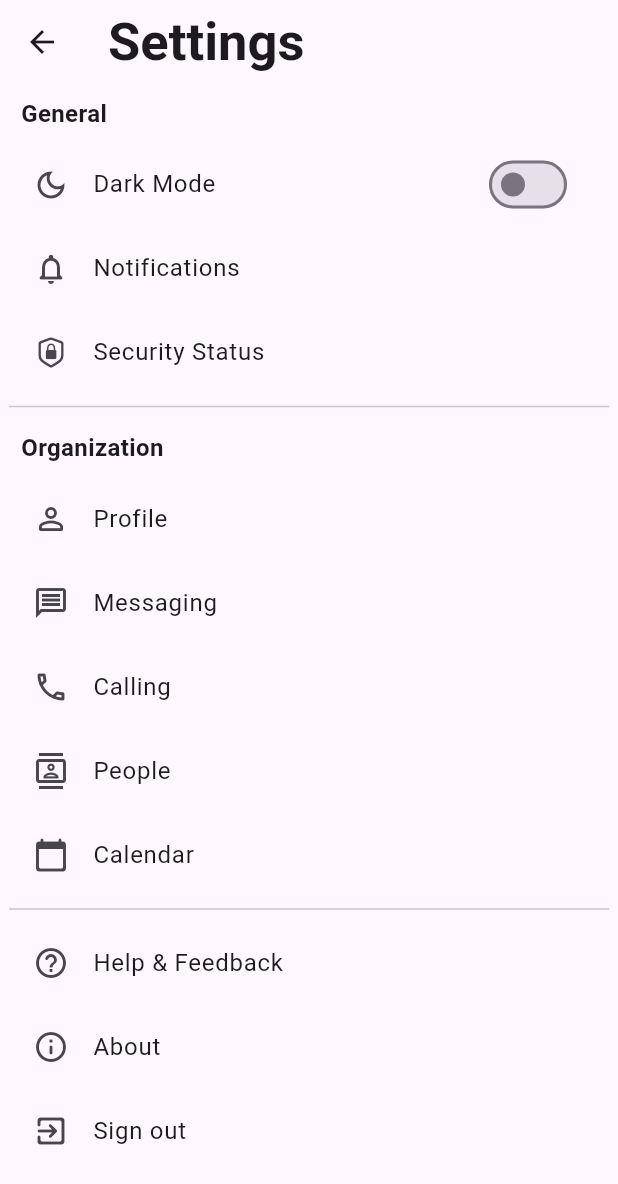
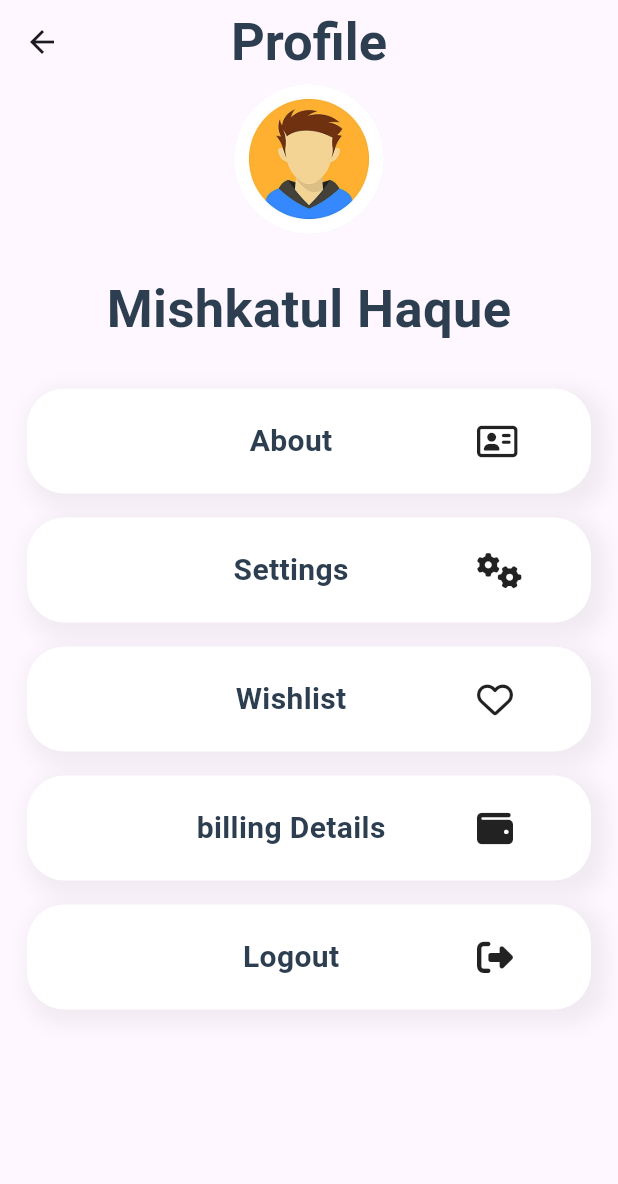
Before and after one commit to SimoHimo/Yokubo, a Flutter app: the ProfilePage screen opened directly, on a phone screen of 412 x 824 dp. Shown: the top 1184 px of the screen. Run offline on Flutter 3.47's test engine with Material 2 defaults, Android fonts, the phone set to English and light mode, and no system bars; our stand-ins replace carousel_slider, custom_radio_grouped_button, font_awesome_flutter, get, google_fonts; network calls fail.

Commit message:
profile page

```diff
--- a/lib/pages/Cart/cart_page_controller.dart
+++ b/lib/pages/Cart/cart_page_controller.dart
@@ -1,41 +1,41 @@
 import 'package:get/get.dart';
 import 'package:yokubo/pages/Home/model_class.dart';
 
-class CartPageController extends GetxController{
+class CartPageController extends GetxController {
+  var productsmap = {}.obs;
+
+  void addProduct(Products products) {
+    if (productsmap.containsKey(products)) {
+      productsmap[products] += 1;
+    } else {
+      productsmap[products] = 1;
+    }
+    Get.snackbar(
+      "Product Added", "You Have Added ${products.title} to the cart",
+      //snackPosition: SnackPosition.TOP,
+      duration: const Duration(seconds: 1),
+    );
+  }
+
+  void removeProduct(Products products) {
+    if (productsmap.containsKey(products) && productsmap[products] == 1) {
+      productsmap.removeWhere((key, value) => key == products);
+    } else {
+      productsmap[products] -= 1;
+    }
+    Get.snackbar(
+      "Product Removed", "You Have Removed ${products.title} from the cart",
+      //snackPosition: SnackPosition.TOP,
+      duration: const Duration(seconds: 1),
+    );
+  }
+
+  get productTotal => productsmap.entries
+      .map((products) => products.key.price * products.value)
+      .toList();
 
 
- var productsmap = {}.obs;
-
-
- void addProduct(Products products){
-  if(productsmap.containsKey(products)){
-   productsmap[products] +=1;
-  }
-  else{
-   productsmap[products]=1;
-  }
-  Get.snackbar("Product Added", "You Have Added ${products.title} to the cart",
-   //snackPosition: SnackPosition.TOP,
-   duration: const Duration(seconds: 1),
-
-  );
-
- }
-
- void removeProduct(Products products){
-  if(productsmap.containsKey(products)&&productsmap[products]==1){
-   productsmap.removeWhere((key, value) => key ==products);
-  }
-  else{
-   productsmap[products] -=1;
-  }
-  Get.snackbar("Product Removed", "You Have Removed ${products.title} from the cart",
-   //snackPosition: SnackPosition.TOP,
-   duration: const Duration(seconds: 1),
-
-  );
-
- }
-
-
+  get total => productsmap.entries
+      .map((products) => products.key.price * products.value)
+      .toList().reduce((value, element) => value + element).toStringAsFixed(2);
 }
--- a/lib/pages/Dashboard/dashboard.dart
+++ b/lib/pages/Dashboard/dashboard.dart
@@ -5,7 +5,7 @@ import 'package:yokubo/pages/Dashboard/dashboard_controller.dart';
 import '../../custom_animated_bottom_bar.dart';
 import '../Cart/cart_page.dart';
 import '../Home/homepage.dart';
-import '../Messeges/messege_page.dart';
+import '../Notifications/notification_page.dart';
 import '../Profile/profile_page.dart';
 
 
--- a/lib/pages/Dashboard/dashboard_binding.dart
+++ b/lib/pages/Dashboard/dashboard_binding.dart
@@ -2,7 +2,7 @@ import 'package:get/get.dart';
 import 'package:yokubo/pages/Cart/cart_page_controller.dart';
 import 'package:yokubo/pages/Dashboard/dashboard_controller.dart';
 import 'package:yokubo/pages/Home/homepage_controller.dart';
-import 'package:yokubo/pages/Messeges/messege_page_controller.dart';
+import 'package:yokubo/pages/Notifications/notification_page_controller.dart';
 import 'package:yokubo/pages/Profile/profile_page_controller.dart';
 
 class DashboardBinding extends Bindings{
--- a/lib/pages/Messeges/messege_page.dart
+++ b/lib/pages/Notifications/notification_page.dart
@@ -72,7 +72,6 @@ class _NotificationPageState extends State<NotificationPage> {
             itemCount: notifications.length,
             itemBuilder: (context, index) {
               var notification = notifications[index];
-              var notificationId = notification['notification_id'];
               var timestamp = notification['timestamp'];
               var message = notification['message'];
               return Padding(
@@ -83,7 +82,7 @@ class _NotificationPageState extends State<NotificationPage> {
                     onTap: () {},
                     title: Text(message,style: const TextStyle(fontWeight: FontWeight.w600),),
                     subtitle: Text(timestamp.toString()),
-                    leading: notificationId%3==0?const Text("messege"):const Text("Notification"),
+                    leading:const Text("Notification"),
                   ),
                 ),
               );
--- a/lib/pages/Profile/profile_page.dart
+++ b/lib/pages/Profile/profile_page.dart
@@ -1,130 +1,129 @@
 import 'package:flutter/material.dart';
-import 'package:flutter/cupertino.dart';
+import 'package:font_awesome_flutter/font_awesome_flutter.dart';
+import 'package:get/get.dart';
+import 'package:yokubo/pages/Profile/settings_page.dart';
 
 class ProfilePage extends StatefulWidget {
-  const ProfilePage({Key? key}) : super(key: key);
+  const ProfilePage({super.key});
 
   @override
   State<ProfilePage> createState() => _ProfilePageState();
 }
 
 class _ProfilePageState extends State<ProfilePage> {
-  bool _isDark = false;
+  List<String> profileitems = [
+    "About",
+    "Settings",
+    "Wishlist",
+    "billing Details",
+    "Logout"
+  ];
+
+  List<IconData> profileicons = [
+    FontAwesomeIcons.addressCard,
+    FontAwesomeIcons.gears,
+    FontAwesomeIcons.heart,
+    FontAwesomeIcons.wallet,
+    FontAwesomeIcons.rightFromBracket
+  ];
+
+  List buttonsfunction = [
+    () {},
+    () {Get.to(()=>const SettingsPage(),transition: Transition.leftToRightWithFade);},
+    () {},
+    () {},
+    () {},
+  ];
+
   @override
   Widget build(BuildContext context) {
-    return Theme(
-      data: _isDark ? ThemeData.dark(useMaterial3: true) : ThemeData.light( useMaterial3: true),
-      child: Scaffold(
-        appBar: AppBar(title: const Text("Settings",style: TextStyle(fontSize: 35, fontWeight: FontWeight.bold,),),),
-        body: Center(
+    return Scaffold(
+      appBar: AppBar(
+        centerTitle: true,
+        title: const Text(
+          "Profile",
+          style: TextStyle(
+              fontSize: 35,
+              fontWeight: FontWeight.bold,
+              color: Color(0xff2c3e50)),
+        ),
+      ),
+      body: SingleChildScrollView(
+        child: Column(
+          crossAxisAlignment: CrossAxisAlignment.center,
+          mainAxisAlignment: MainAxisAlignment.center,
+          children: [
+            const CircleAvatar(
+              backgroundImage: AssetImage("assets/images/profilepicture.jpg"),
+                radius: 50,),
+            const Padding(
+              padding: EdgeInsets.only(top: 25),
+              child: Text(
+                "Mishkatul Haque",
+                style: TextStyle(
+                    fontSize: 35,
+                    fontWeight: FontWeight.bold,
+                    color: Color(0xff2c3e50)),
+              ),
+            ),
+            Padding(
+              padding: const EdgeInsets.symmetric(vertical: 20, horizontal: 10),
+              child: ListView.builder(
+                  itemCount: profileitems.length,
+                  shrinkWrap: true,
+                  itemBuilder: (context, index) {
+                    return InkWell(
+                      onTap: buttonsfunction[index],
+                      child: Padding(
+                        padding: const EdgeInsets.all(8.0),
                         child: Container(
-            constraints: const BoxConstraints(maxWidth: 400),
-            child: ListView(
-              children: [
-                _SingleSection(
-                  title: "General",
-                  children: [
-                    _CustomListTile(
-                        title: "Dark Mode",
-                        icon: Icons.dark_mode_outlined,
-                        trailing: Switch(
-                            value: _isDark,
-                            onChanged: (value) {
-                              setState(() {
-                                _isDark = value;
-                              });
-                            })),
-                    const _CustomListTile(
-                        title: "Notifications",
-                        icon: Icons.notifications_none_rounded),
-                    const _CustomListTile(
-                        title: "Security Status",
-                        icon: CupertinoIcons.lock_shield),
+                          padding: const EdgeInsets.all(7),
+                          decoration: BoxDecoration(
+                            borderRadius: BorderRadius.circular(25),
+                            //border: Border.all(color: black, width: 5),
+                            color: Colors.white,
+                            boxShadow: [
+                              BoxShadow(
+                                color: Colors.black.withOpacity(0.05),
+                                blurRadius: 10.0, // soften the shadow
+                                spreadRadius: 5.0, //extend the shadow
+                                offset: const Offset(
+                                  5.0, // Move to right 10  horizontally
+                                  5.0, // Move to bottom 10 Vertically
+                                ),
+                              )
                             ],
                           ),
-                const Divider(),
-                const _SingleSection(
-                  title: "Organization",
+                          height: 70,
+                          child: Padding(
+                            padding: const EdgeInsets.symmetric(horizontal: 45),
+                            child: Row(
+                              crossAxisAlignment: CrossAxisAlignment.center,
+                              mainAxisAlignment: MainAxisAlignment.spaceAround,
                               children: [
-                    _CustomListTile(
-                        title: "Profile", icon: Icons.person_outline_rounded),
-                    _CustomListTile(
-                        title: "Messaging", icon: Icons.message_outlined),
-                    _CustomListTile(
-                        title: "Calling", icon: Icons.phone_outlined),
-                    _CustomListTile(
-                        title: "People", icon: Icons.contacts_outlined),
-                    _CustomListTile(
-                        title: "Calendar", icon: Icons.calendar_today_rounded)
-                  ],
+                                Expanded(
+                                  child: Center(
+                                    child: Text(
+                                      profileitems[index],
+                                      style: const TextStyle(
+                                          fontSize: 20,
+                                          fontWeight: FontWeight.bold,
+                                          color: Color(0xff2c3e50)),
                                     ),
-                const Divider(),
-                const _SingleSection(
-                  children: [
-                    _CustomListTile(
-                        title: "Help & Feedback",
-                        icon: Icons.help_outline_rounded),
-                    _CustomListTile(
-                        title: "About", icon: Icons.info_outline_rounded),
-                    _CustomListTile(
-                        title: "Sign out", icon: Icons.exit_to_app_rounded),
-                  ],
                                   ),
+                                ),
+                                Icon(profileicons[index])
                               ],
                             ),
                           ),
                         ),
                       ),
                     );
-  }
-}
-
-class _CustomListTile extends StatelessWidget {
-  final String title;
-  final IconData icon;
-  final Widget? trailing;
-  const _CustomListTile(
-      {Key? key, required this.title, required this.icon, this.trailing})
-      : super(key: key);
-
-  @override
-  Widget build(BuildContext context) {
-    return ListTile(
-      title: Text(title),
-      leading: Icon(icon),
-      trailing: trailing,
-      onTap: () {},
+                  }),
+            )
+          ],
+        ),
+      ),
     );
   }
 }
-
-class _SingleSection extends StatelessWidget {
-  final String? title;
-  final List<Widget> children;
-  const _SingleSection({
-    Key? key,
-    this.title,
-    required this.children,
-  }) : super(key: key);
-
-  @override
-  Widget build(BuildContext context) {
-    return Column(
-      mainAxisAlignment: MainAxisAlignment.start,
-      crossAxisAlignment: CrossAxisAlignment.start,
-      children: [
-        if (title != null)
-          Padding(
-            padding: const EdgeInsets.all(8.0),
-            child: Text(
-              title!,
-                style: const TextStyle(fontSize: 16, fontWeight: FontWeight.bold),
-            ),
-          ),
-        Column(
-          children: children,
-        ),
-      ],
-    );
-  }
-}
```
Also changed, not shown: lib/pages/Cart/cart_page.dart (+72 -30 lines), lib/pages/Cart/cart_total.dart (added, +97 -0 lines), lib/pages/Cart/paying_page.dart (added, +23 -0 lines), lib/pages/Home/homepage.dart (+6 -20 lines), lib/pages/Profile/settings_page.dart (added, +128 -0 lines), assets/images/profilepicture.jpg (added), lib/pages/Notifications/notification_page_controller.dart (renamed from lib/pages/Messeges/messege_page_controller.dart). Lines whose indentation alone changed are shown as unchanged.
